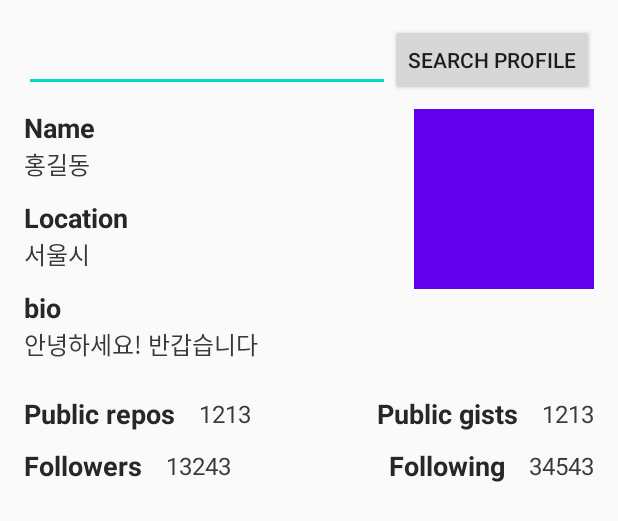
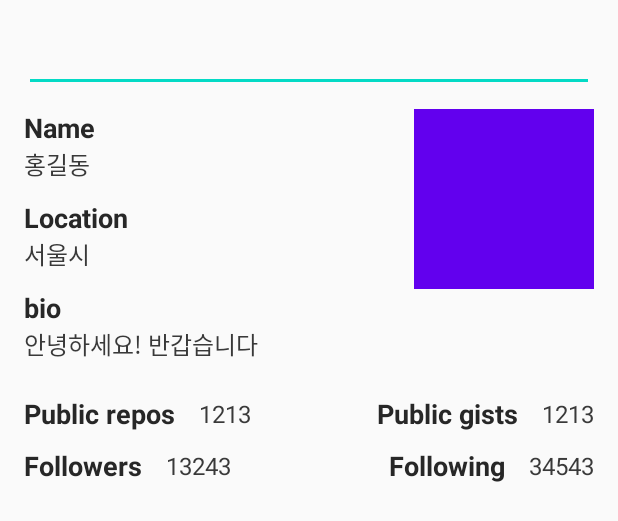
Before and after one commit to wisemuji/android-clean-architecture-github-client, an Android app: the layout activity_main.xml on its own in the app's theme, with its tools: preview values and no code run, on a phone screen of 412 x 824 dp. Shown: the top 521 px of the screen. Run offline under Robolectric (Android 15) with nearby library versions, the phone set to English and light mode, and no system bars.

Commit message:
[Remove] search button

```diff
--- a/app/src/main/java/com/wisemuji/githubclient/ui/main/MainViewModel.kt
+++ b/app/src/main/java/com/wisemuji/githubclient/ui/main/MainViewModel.kt
@@ -13,7 +13,7 @@ import javax.inject.Inject
 
 @HiltViewModel
 class MainViewModel @Inject constructor(
-    private val profileUseCase: ProfileUseCaseImpl,
+    private val profileUseCase: ProfileUseCase,
 ) : ViewModel() {
 
     private val _onError = MutableLiveData<Throwable>()
@@ -24,7 +24,7 @@ class MainViewModel @Inject constructor(
 
     val username = MutableLiveData<String>("")
 
-    fun onClickSearch() = viewModelScope.launch {
+    fun search() = viewModelScope.launch {
         fetchProfile(username = username.value?: "")
     }
 
--- a/app/src/main/res/layout/activity_main.xml
+++ b/app/src/main/res/layout/activity_main.xml
@@ -22,17 +22,8 @@
             android:layout_width="0dp"
             android:layout_height="wrap_content"
             android:text="@={viewModel.username}"
-            app:layout_constraintEnd_toStartOf="@id/main_search_button"
+            app:layout_constraintEnd_toEndOf="parent"
             app:layout_constraintStart_toStartOf="parent"
-            app:layout_constraintTop_toTopOf="parent" />
-
-        <Button
-            android:id="@+id/main_search_button"
-            android:layout_width="wrap_content"
-            android:layout_height="wrap_content"
-            android:onClick="@{() -> viewModel.onClickSearch()}"
-            android:text="@string/main_search_profile"
-            app:layout_constraintEnd_toEndOf="parent"
             app:layout_constraintTop_toTopOf="parent" />
 
         <TextView
```
Also changed, not shown: app/src/main/java/com/wisemuji/githubclient/ui/main/MainActivity.kt (+13 -0 lines).
